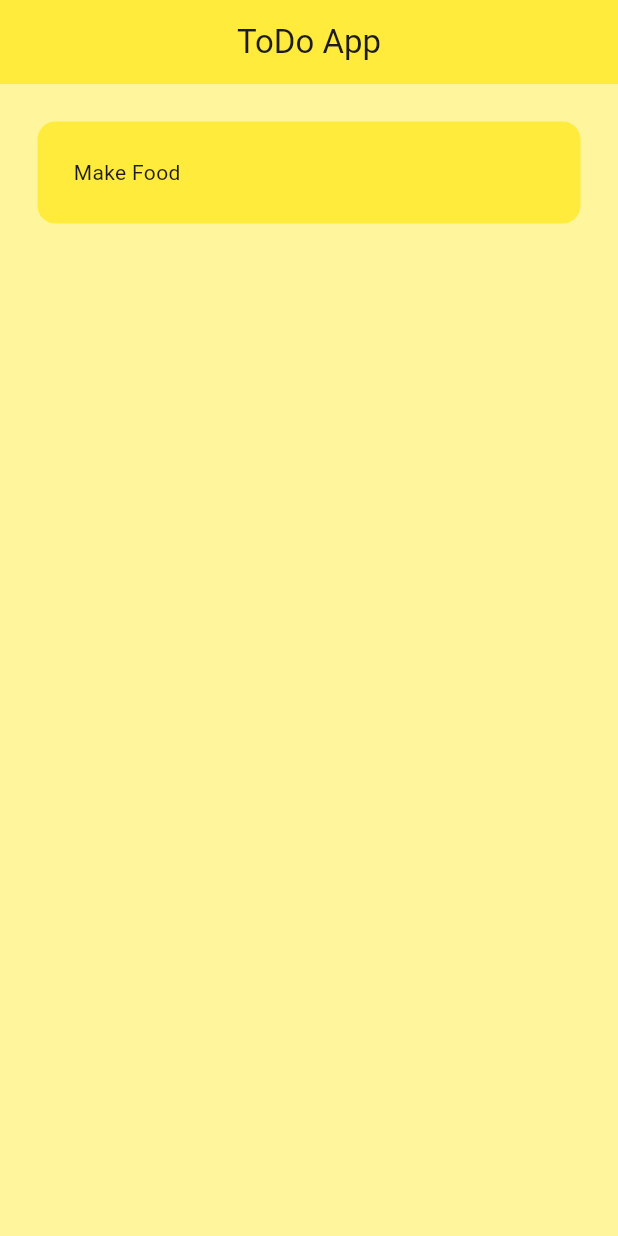
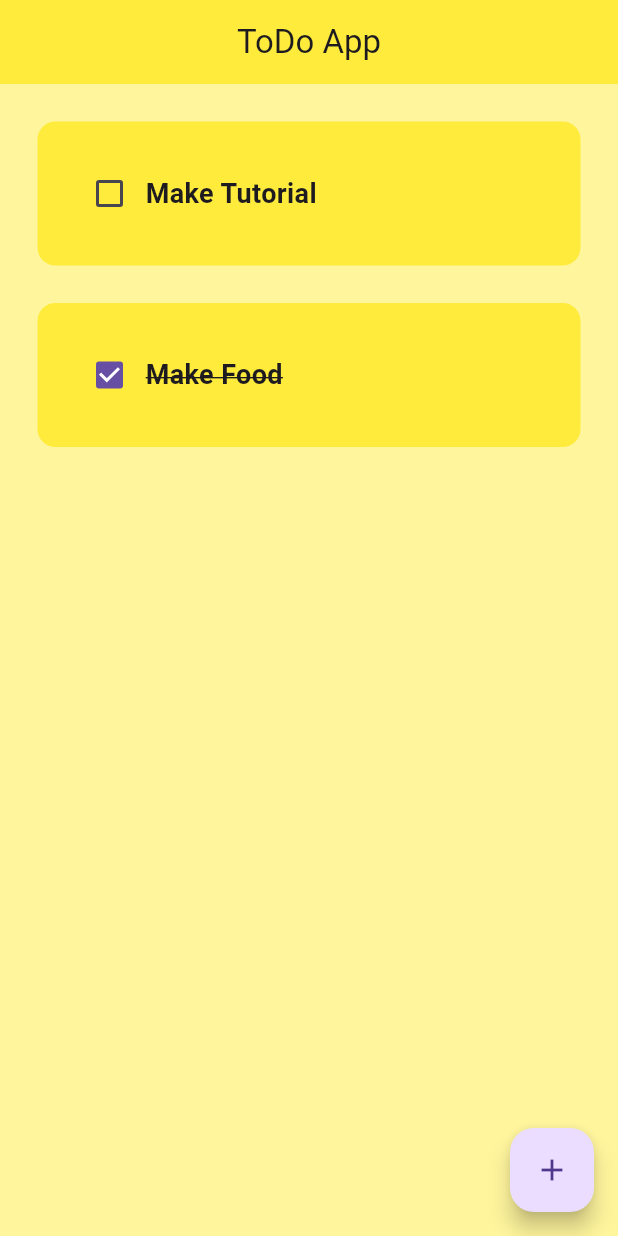
Before and after one commit to Salar977/flutter_todo_app, a Flutter app: the screen it shows after launch, on a phone screen of 412 x 824 dp. Run offline on Flutter 3.47's test engine with Material 3 defaults, Android fonts, the phone set to English and light mode, and no system bars.

Commit message:
Add checkbox and new task button

```diff
--- a/lib/main.dart
+++ b/lib/main.dart
@@ -13,7 +13,7 @@ class MainApp extends StatelessWidget {
     return MaterialApp(
       debugShowCheckedModeBanner: false,
       theme: ThemeData(
-        primarySwatch: Colors.yellow,
+        //primarySwatch: Colors.yellow,
         appBarTheme: AppBarTheme(
           backgroundColor: Colors.yellow
         )
--- a/lib/pages/home_page.dart
+++ b/lib/pages/home_page.dart
@@ -9,6 +9,28 @@ class HomePage extends StatefulWidget {
 }
 
 class _HomePageState extends State<HomePage> {
+
+  // list of todo tasks
+  List toDoList = [
+    ["Make Tutorial", false],
+    ["Make Food", true],
+
+  ];
+
+  // Checkbox was tapped
+  void checkBoxChanged(bool? value, int index) {
+    setState(() {
+      toDoList[index][1] = !toDoList[index][1];
+    });
+  }
+
+  // Create a new task
+  void createNewTask() {
+    showDialog(context: context, builder: (context) {
+      return AlertDialog();
+    },);
+  }
+
   @override
   Widget build(BuildContext context) {
     return Scaffold(
@@ -16,11 +38,19 @@ class _HomePageState extends State<HomePage> {
       appBar: AppBar(
         title: Center(child: Text("ToDo App")),
       ),
-
-      body: ListView(
-        children: [
-          TodoTile(),
-        ],
+      floatingActionButton: FloatingActionButton(
+        onPressed: createNewTask,
+        child: Icon(Icons.add),
+      ),
+      body: ListView.builder(
+        itemCount: toDoList.length,
+        itemBuilder: (context, index) {
+          return TodoTile(
+            taskName: toDoList[index][0],
+            taskCompleted: toDoList[index][1],
+            onChanged:(value) => checkBoxChanged(value, index),
+          );
+        },
       ),
     );
   }
--- a/lib/util/todo_tile.dart
+++ b/lib/util/todo_tile.dart
@@ -1,18 +1,46 @@
 import 'package:flutter/material.dart';
 
 class TodoTile extends StatelessWidget {
-  const TodoTile({super.key});
+
+  final String taskName;
+  final bool taskCompleted;
+  Function(bool?)? onChanged;
+
+  TodoTile({
+    super.key,
+    required this.taskName,
+    required this.taskCompleted,
+    required this.onChanged}
+  );
 
   @override
   Widget build(BuildContext context) {
     return Padding(
-      padding: const EdgeInsets.all(25.0),
+      padding: const EdgeInsets.only(left: 25.0, right: 25.0, top: 25.0),
       child: Container(
         padding: EdgeInsets.all(24.0),
-        child: Text("Make Food"),
         decoration: BoxDecoration(
           color: Colors.yellow,
           borderRadius: BorderRadius.circular(12),
+        ),
+        child: Row(
+          children: [
+
+            // checkbox
+            Checkbox(value: taskCompleted, onChanged: onChanged),
+
+            // task name
+            Text(
+              taskName,
+              style: TextStyle(
+                decoration: taskCompleted
+                ? TextDecoration.lineThrough
+                : TextDecoration.none,
+                fontWeight: FontWeight.bold,
+                fontSize: 18
+              ),
+            ),
+          ],
         ),
       ),
     );
```
